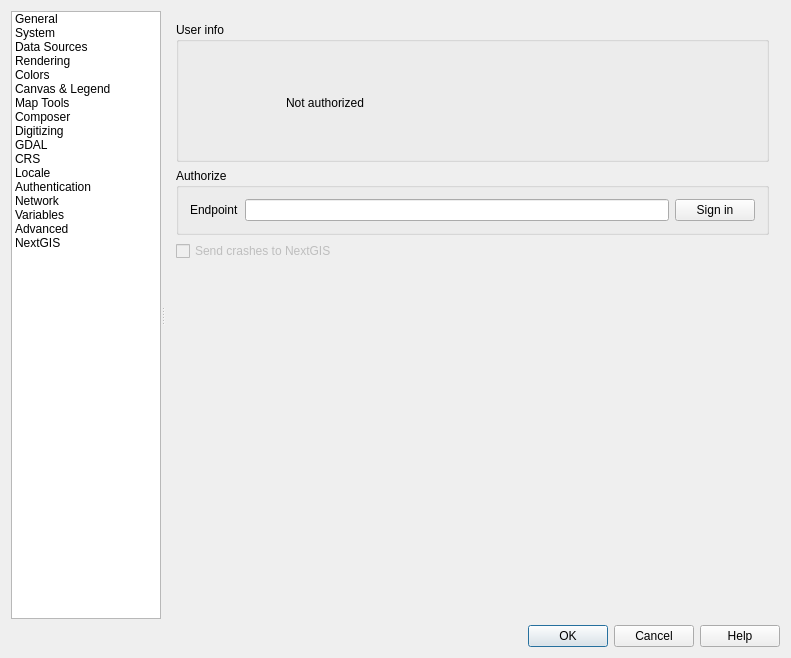
nextgis/nextgisqgis, file opt/overwrite/src/ui/qgsoptionsbase.ui: the form before one commit.
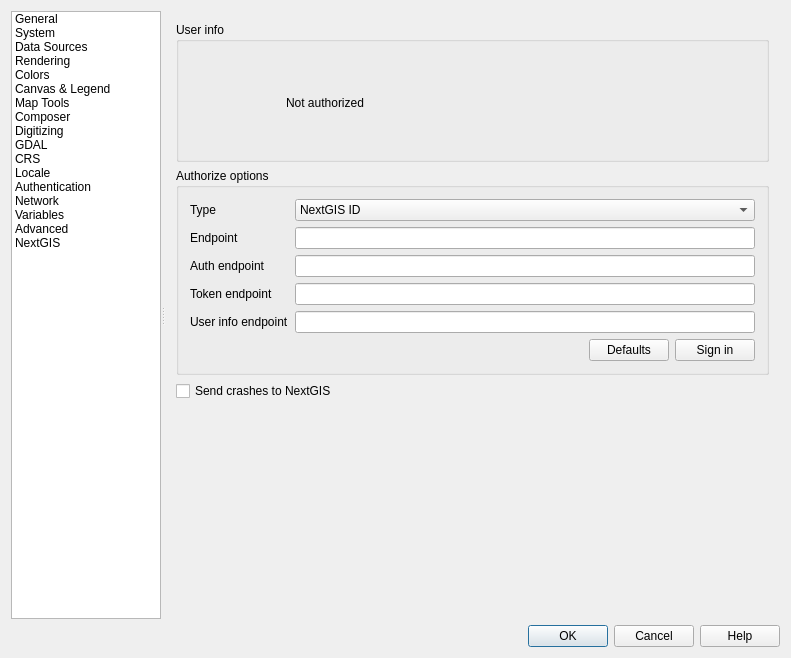
The form after the commit. Icons and pictures are not drawn. Custom widgets are drawn as their Qt base class.

What changed in the file:
```diff
--- a/opt/overwrite/src/ui/qgsoptionsbase.ui
+++ b/opt/overwrite/src/ui/qgsoptionsbase.ui
@@ -5387,20 +5387,114 @@
            <item>
             <widget class="QGroupBox" name="authGroupBox">
              <property name="title">
-              <string>Authorize</string>
+              <string>Authorize options</string>
              </property>
-             <layout class="QHBoxLayout" name="horizontalLayout_6">
+             <layout class="QVBoxLayout" name="verticalLayout_29">
               <item>
+               <layout class="QGridLayout" name="gridLayout_23">
+                <item row="1" column="1">
+                 <widget class="QLineEdit" name="endpointEdit">
+                  <property name="inputMethodHints">
+                   <set>Qt::ImhUrlCharactersOnly</set>
+                  </property>
+                 </widget>
+                </item>
+                <item row="3" column="0">
+                 <widget class="QLabel" name="tokenEndpointLabel">
+                  <property name="text">
+                   <string>Token endpoint</string>
+                  </property>
+                 </widget>
+                </item>
+                <item row="0" column="1">
+                 <widget class="QComboBox" name="authTypeSelector">
+                  <item>
+                   <property name="text">
+                    <string>NextGIS ID</string>
+                   </property>
+                  </item>
+                  <item>
+                   <property name="text">
+                    <string>Keycloak</string>
+                   </property>
+                  </item>
+                  <item>
+                   <property name="text">
+                    <string>Custom</string>
+                   </property>
+                  </item>
+                 </widget>
+                </item>
+                <item row="1" column="0">
                <widget class="QLabel" name="enpointLabel">
                 <property name="text">
                  <string>Endpoint</string>
                 </property>
                </widget>
               </item>
-              <item>
-               <widget class="QLineEdit" name="endpointEdit">
+                <item row="0" column="0">
+                 <widget class="QLabel" name="typeLabel">
+                  <property name="text">
+                   <string>Type</string>
+                  </property>
+                 </widget>
+                </item>
+                <item row="2" column="0">
+                 <widget class="QLabel" name="authEndpointLabel">
+                  <property name="text">
+                   <string>Auth endpoint</string>
+                  </property>
+                 </widget>
+                </item>
+                <item row="4" column="0">
+                 <widget class="QLabel" name="userInfoEndpoinLabel">
+                  <property name="text">
+                   <string>User info endpoint</string>
+                  </property>
+                 </widget>
+                </item>
+                <item row="2" column="1">
+                 <widget class="QLineEdit" name="authEndpointEdit">
                 <property name="inputMethodHints">
                  <set>Qt::ImhUrlCharactersOnly</set>
+                  </property>
+                 </widget>
+                </item>
+                <item row="3" column="1">
+                 <widget class="QLineEdit" name="tokenEndpointEdit">
+                  <property name="inputMethodHints">
+                   <set>Qt::ImhUrlCharactersOnly</set>
+                  </property>
+                 </widget>
+                </item>
+                <item row="4" column="1">
+                 <widget class="QLineEdit" name="userInfoEndpointEdit">
+                  <property name="inputMethodHints">
+                   <set>Qt::ImhUrlCharactersOnly</set>
+                  </property>
+                 </widget>
+                </item>
+               </layout>
+              </item>
+              <item>
+               <layout class="QHBoxLayout" name="horizontalLayout_3">
+                <item>
+                 <spacer name="horizontalSpacer_2">
+                  <property name="orientation">
+                   <enum>Qt::Horizontal</enum>
+                  </property>
+                  <property name="sizeHint" stdset="0">
+                   <size>
+                    <width>40</width>
+                    <height>20</height>
+                   </size>
+                  </property>
+                 </spacer>
+                </item>
+                <item>
+                 <widget class="QPushButton" name="defaultsButton">
+                  <property name="text">
+                   <string>Defaults</string>
                 </property>
                </widget>
               </item>
@@ -5412,12 +5506,14 @@
                </widget>
               </item>
              </layout>
+              </item>
+             </layout>
             </widget>
            </item>
            <item>
             <widget class="QCheckBox" name="sendCrashes">
              <property name="enabled">
-              <bool>false</bool>
+              <bool>true</bool>
              </property>
              <property name="sizePolicy">
               <sizepolicy hsizetype="Minimum" vsizetype="Preferred">
```
Left out of the diff: 2 changed lines with no effect on the pictures. Lines whose indentation alone changed are shown as unchanged.
